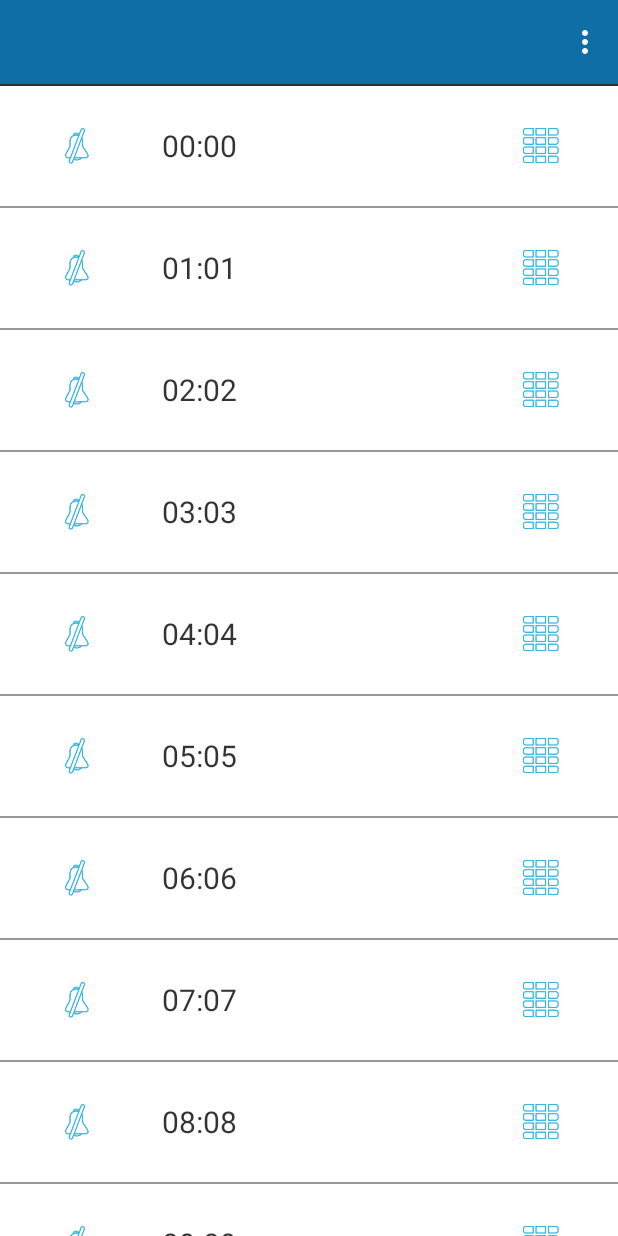
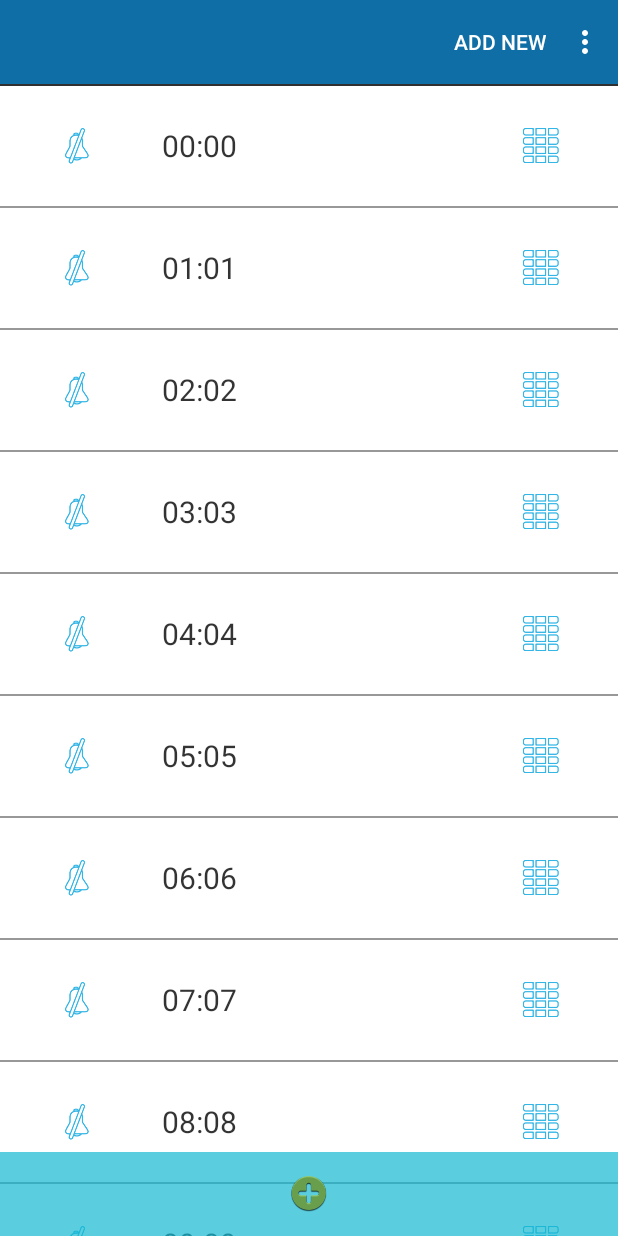
Before and after one commit to XinyueZ/schautup, an Android app: the screen it shows after launch (MainActivity), on a phone screen of 412 x 824 dp. Run offline under Robolectric (Android 15) with nearby library versions, the phone set to English and light mode, and no system bars; libraries missing offline, so code that uses them is left out: com.doomonafireball.betterpickers, com.nineoldandroids.view.

Commit message:
Added DB classes, fadeIN/OUT for add button(inc action).
Also added a empty class (noops) for options.
Shows dummy noImpl option dialog(timepicker).

```diff
--- a/app/build.gradle
+++ b/app/build.gradle
@@ -26,4 +26,5 @@ dependencies {
         exclude group: 'com.android.support', module: 'support-v4'
     }
     compile 'joda-time:joda-time:2.3'
+    compile 'com.nineoldandroids:library:2.4.0'
 }
--- a/app/src/main/java/com/schautup/MainActivity.java
+++ b/app/src/main/java/com/schautup/MainActivity.java
@@ -11,11 +11,15 @@ import android.text.format.DateFormat;
 import android.view.Menu;
 import android.view.MenuItem;
 import android.view.View;
+import android.view.ViewGroup;
 import android.widget.AbsListView;
+import android.widget.ImageButton;
 import android.widget.ListView;
 
 import com.doomonafireball.betterpickers.radialtimepicker.RadialPickerLayout;
 import com.doomonafireball.betterpickers.radialtimepicker.RadialTimePickerDialog;
+import com.nineoldandroids.view.ViewHelper;
+import com.nineoldandroids.view.ViewPropertyAnimator;
 import com.schautup.adapters.ScheduleListViewAdapter;
 import com.schautup.data.ScheduleItem;
 import com.schautup.data.ScheduleType;
@@ -50,7 +54,14 @@ public final class MainActivity extends ActionBarActivity implements AbsListView
 	 * Helper value to detect scroll direction of {@link android.widget.ListView} {@link #mScheduleLv}.
 	 */
 	private int mLastFirstVisibleItem;
-
+	/**
+	 * Add new data item.
+	 */
+	private ImageButton mAddBtn;
+	/**
+	 * {@link android.view.ViewGroup} that holds a "add" {@link android.widget.ImageButton} {@link #mAddBtn}.
+	 */
+	private ViewGroup mAddNewVG;
 
 	@Override
 	protected void onCreate(Bundle savedInstanceState) {
@@ -66,6 +77,11 @@ public final class MainActivity extends ActionBarActivity implements AbsListView
 		}
 		TypedArray a = obtainStyledAttributes(abSzAttr);
 		mActionBarHeight = a.getDimensionPixelSize(0, -1);
+
+		// Add new.
+		mAddNewVG = (ViewGroup) findViewById(R.id.add_fl);
+		mAddBtn = (ImageButton) mAddNewVG.findViewById(R.id.add_btn);
+		mAddNewVG.getLayoutParams().height = mActionBarHeight;
 
 		// List header.
 		mScheduleLv = (ListView) findViewById(R.id.schedule_lv);
@@ -111,6 +127,20 @@ public final class MainActivity extends ActionBarActivity implements AbsListView
 	@Override
 	public void onScrollStateChanged(AbsListView view, int scrollState) {
 		final ListView lw = (ListView) view;
+		float alpha = ViewHelper.getAlpha(mAddNewVG);
+		if (scrollState == 0) {
+			//ListView is idle, user can add item with a button.
+			if (alpha != 1) {
+				ViewPropertyAnimator animator = ViewPropertyAnimator.animate(mAddNewVG);
+				animator.alpha(1).setDuration(1000);
+			}
+		} else {
+			//ListView moving, add button can dismiss.
+			if (alpha != 0) {
+				ViewPropertyAnimator animator = ViewPropertyAnimator.animate(mAddNewVG);
+				animator.alpha(0).setDuration(1000);
+			}
+		}
 		if (view.getId() == lw.getId()) {
 			final int currentFirstVisibleItem = lw.getFirstVisiblePosition();
 			if (currentFirstVisibleItem > mLastFirstVisibleItem) {
@@ -135,9 +165,8 @@ public final class MainActivity extends ActionBarActivity implements AbsListView
 	@Override
 	public void onOptionClicked(ScheduleItem item) {
 		DateTime now = DateTime.now();
-		RadialTimePickerDialog timePickerDialog = RadialTimePickerDialog
-				.newInstance(this, now.getHourOfDay(), now.getMinuteOfHour(),
-						DateFormat.is24HourFormat(this));
+		RadialTimePickerDialog timePickerDialog = RadialTimePickerDialog.newInstance(this, now.getHourOfDay(),
+				now.getMinuteOfHour(), DateFormat.is24HourFormat(this));
 		timePickerDialog.show(getSupportFragmentManager(), null);
 	}
 
--- a/app/src/main/java/com/schautup/data/ScheduleItem.java
+++ b/app/src/main/java/com/schautup/data/ScheduleItem.java
@@ -21,9 +21,9 @@ public final class ScheduleItem {
 	 */
 	private int mMinute;
 	/**
-	 * Created time.
+	 * Edited time.
 	 */
-	private long mCreationTime;
+	private long mEditedTime;
 
 	/**
 	 * Constructor of {@link com.schautup.data.ScheduleItem}.
@@ -36,15 +36,15 @@ public final class ScheduleItem {
 	 * 		Hour.
 	 * @param _minute
 	 * 		Minute.
-	 * @param _creationTime
+	 * @param __editedTime
 	 * 		Created time.
 	 */
-	public ScheduleItem(int _id, ScheduleType _type, int _hour, int _minute, long _creationTime) {
+	public ScheduleItem(int _id, ScheduleType _type, int _hour, int _minute, long __editedTime) {
 		mId = _id;
 		mType = _type;
 		mHour = _hour;
 		mMinute = _minute;
-		mCreationTime = _creationTime;
+		mEditedTime = __editedTime;
 	}
 
 	/**
@@ -56,11 +56,11 @@ public final class ScheduleItem {
 	 * 		Hour.
 	 * @param _minute
 	 * 		Minute.
-	 * @param _creationTime
+	 * @param __editedTime
 	 * 		Created time.
 	 */
-	public ScheduleItem(ScheduleType _type, int _hour, int _minute, long _creationTime) {
-		this(-1, _type, _hour, _minute, _creationTime);
+	public ScheduleItem(ScheduleType _type, int _hour, int _minute, long __editedTime) {
+		this(-1, _type, _hour, _minute, __editedTime);
 	}
 
 	/**
@@ -121,20 +121,20 @@ public final class ScheduleItem {
 	}
 
 	/**
-	 * Get created time.
+	 * Get edited time.
 	 */
-	public long getCreationTime() {
-		return mCreationTime;
+	public long getEditedTime() {
+		return mEditedTime;
 	}
 
 	/**
-	 * Set created time.
+	 * Set edited time.
 	 * <p/>
 	 *
-	 * @param _creationTime
+	 * @param _editedTime
 	 * 		The created time.
 	 */
-	public void setCreationTime(long _creationTime) {
-		mCreationTime = _creationTime;
+	public void setEditedTime(long _editedTime) {
+		mEditedTime = _editedTime;
 	}
 }
--- a/app/src/main/java/com/schautup/data/ScheduleType.java
+++ b/app/src/main/java/com/schautup/data/ScheduleType.java
@@ -8,7 +8,12 @@ import com.schautup.R;
  * @author Xinyue Zhao
  */
 public enum ScheduleType {
-	MUTE(R.drawable.ic_mute), VIBRATE(R.drawable.ic_vibrate), SOUND(R.drawable.ic_sound);
+	MUTE(0, R.drawable.ic_mute), VIBRATE(1, R.drawable.ic_vibrate), SOUND(2, R.drawable.ic_sound);
+
+	/**
+	 * Code of type.
+	 */
+	private int mCode;
 	/**
 	 * ResId of status icon.
 	 */
@@ -20,7 +25,8 @@ public enum ScheduleType {
 	 * @param _iconDrawResId
 	 * 		The resId of status icon.
 	 */
-	ScheduleType(int _iconDrawResId) {
+	ScheduleType(int _code, int _iconDrawResId) {
+		mCode = _code;
 		mIconDrawResId = _iconDrawResId;
 	}
 
@@ -32,4 +38,33 @@ public enum ScheduleType {
 	public int getIconDrawResId() {
 		return mIconDrawResId;
 	}
+
+	/**
+	 * Get code of type.
+	 */
+	public int getCode() {
+		return mCode;
+	}
+
+	/**
+	 * Convert code to {@link com.schautup.data.ScheduleType}. It should return {@code null} when a unknown code is
+	 * passed.
+	 *
+	 * @param code
+	 * 		The code represent a {@link com.schautup.data.ScheduleType}.
+	 * @return {@link com.schautup.data.ScheduleType}, <b>{@code null} when a unknown code.</b>
+	 */
+	public ScheduleType fromCode(int code) {
+		switch (code) {
+		case 0:
+			return MUTE;
+		case 1:
+			return VIBRATE;
+		case 2:
+			return SOUND;
+		default:
+			return null;
+		}
+	}
+
 }
--- a/app/src/main/res/layout/activity_main.xml
+++ b/app/src/main/res/layout/activity_main.xml
@@ -1,4 +1,4 @@
-<RelativeLayout xmlns:android="http://schemas.android.com/apk/res/android"
+<FrameLayout xmlns:android="http://schemas.android.com/apk/res/android"
     xmlns:tools="http://schemas.android.com/tools"
     android:layout_width="match_parent"
     android:layout_height="match_parent"
@@ -11,4 +11,6 @@
         android:divider="@drawable/lv_divider"
         android:dividerHeight="@dimen/divider_height"
         android:layout_height="wrap_content" />
-</RelativeLayout>
+
+    <include layout="@layout/inc_add_item"/>
+</FrameLayout>
--- /dev/null
+++ b/app/src/main/res/layout/inc_add_item.xml
@@ -0,0 +1,19 @@
+<?xml version="1.0" encoding="utf-8"?>
+<merge xmlns:android="http://schemas.android.com/apk/res/android">
+
+    <FrameLayout
+        android:id="@+id/add_fl"
+        android:background="@color/bg_add_new"
+        android:layout_gravity="bottom"
+        android:layout_width="match_parent"
+        android:layout_height="match_parent">
+
+        <ImageButton
+            android:id="@+id/add_btn"
+            android:layout_width="wrap_content"
+            android:background="@drawable/selector_bg_btn"
+            android:src="@drawable/ic_add_btn"
+            android:layout_gravity="center"
+            android:layout_height="match_parent" />
+    </FrameLayout>
+</merge>
--- a/app/src/main/res/menu/main.xml
+++ b/app/src/main/res/menu/main.xml
@@ -3,13 +3,15 @@
     xmlns:tools="http://schemas.android.com/tools"
     tools:context=".MainActivity">
     <item
+        android:id="@+id/action_add"
+        android:title="@string/menu_add"
+        app:showAsAction="always" />
+    <item
         android:id="@+id/action_sort_by_schedule"
         android:title="@string/menu_sort_by_schedule"
-        android:orderInCategory="100"
         app:showAsAction="never" />
     <item
         android:id="@+id/action_sort_by_creation_time"
-        android:title="@string/menu_sort_by_creation_time"
-        android:orderInCategory="100"
+        android:title="@string/menu_sort_by_edited_time"
         app:showAsAction="never" />
 </menu>
--- a/app/src/main/res/values/colors.xml
+++ b/app/src/main/res/values/colors.xml
@@ -20,4 +20,5 @@
     <color name="bg_actionbar">@color/c9</color>
     <color name="bg_overflow">@color/c3</color>
     <color name="divider">@color/c1</color>
+    <color name="bg_add_new">@color/c8</color>
 </resources>
--- a/app/src/main/res/values/strings.xml
+++ b/app/src/main/res/values/strings.xml
@@ -5,7 +5,8 @@
     <!--ListView-->
     <string name="lbl_listview_top">Top of data</string>
     <!--Menu-->
+    <string name="menu_add">Add New</string>
     <string name="menu_sort_by_schedule">Sort by schedule</string>
-    <string name="menu_sort_by_creation_time">Sort by recently created</string>
+    <string name="menu_sort_by_edited_time">Sort by recently edited</string>
 
 </resources>
```
Also changed, not shown: app/src/main/java/com/schautup/db/DatabaseHelper.java (added, +30 -0 lines), app/src/main/java/com/schautup/db/ScheduleTbl.java (added, +32 -0 lines), app/src/main/java/com/schautup/fragments/OptionDialogFragment.java (added, +8 -0 lines), app/src/main/res/drawable-hdpi/ic_add_btn.png (added), app/src/main/res/drawable-mdpi/ic_add_btn.png (added), app/src/main/res/drawable-xhdpi/ic_add_btn.png (added), app/src/main/res/drawable-xxhdpi/ic_add_btn.png (added), 1 other file.
